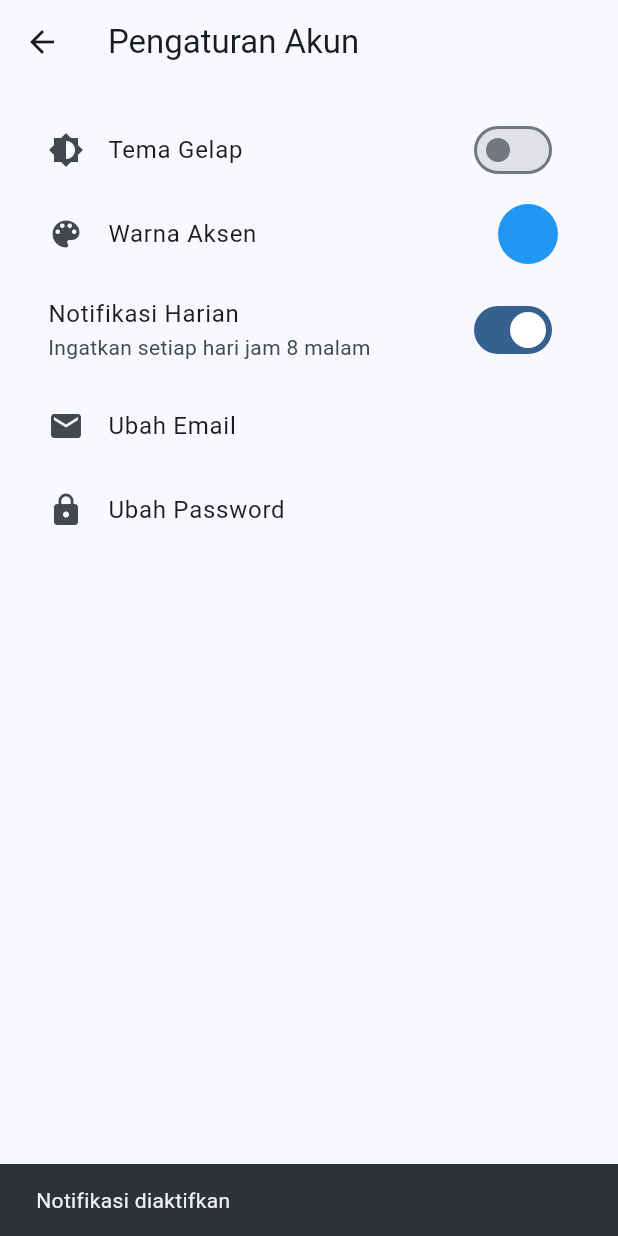
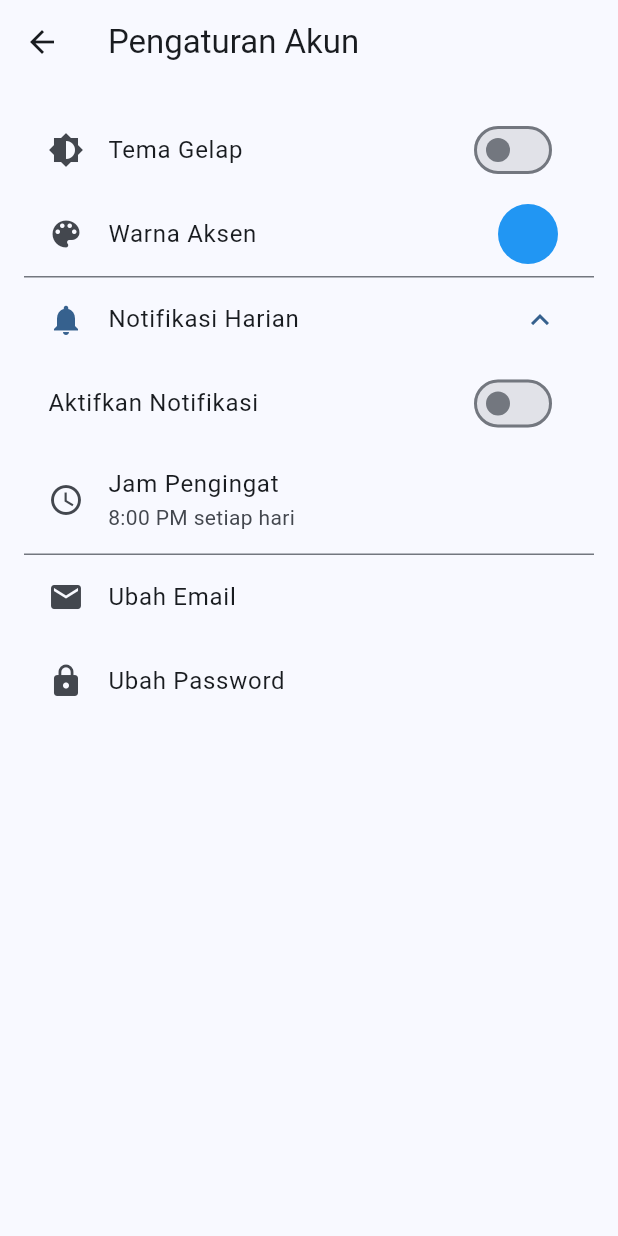
Before and after one commit to Lxtream23/tugas_uas, a Flutter app: the SettingsPage screen opened by its route, after a tap on "Notifikasi Harian", on a phone screen of 412 x 824 dp. Run offline on Flutter 3.47's test engine with Material 3 defaults, Android fonts, the phone set to English and light mode, and no system bars; our stand-ins replace flutter_colorpicker, flutter_local_notifications, image_picker, permission_handler, shared_preferences, supabase_flutter and 1 more; accounts and stored records are empty.

Commit message:
menambahkan fitur pilih jam pengingat sendiri

```diff
--- a/lib/main.dart
+++ b/lib/main.dart
@@ -22,7 +22,9 @@ void main() async {
   await NotificationService.init();
   final prefs = await SharedPreferences.getInstance();
   if (prefs.getBool('notif_harian') ?? false) {
-    await NotificationService.scheduleDailyReminder(hour: 20, minute: 0);
+    final hour = prefs.getInt('notif_hour') ?? 20;
+    final minute = prefs.getInt('notif_minute') ?? 0;
+    await NotificationService.scheduleDailyReminder(hour: hour, minute: minute);
   }
 
   runApp(MyApp());
--- a/lib/pages/settings_page.dart
+++ b/lib/pages/settings_page.dart
@@ -41,6 +41,11 @@ class _SettingsPageState extends State<SettingsPage> {
     ThemeMode.system,
   ];
 
+  TimeOfDay _waktuNotifikasi = const TimeOfDay(
+    hour: 20,
+    minute: 0,
+  ); // default jam 8 malam
+
   @override
   void initState() {
     super.initState();
@@ -48,6 +53,7 @@ class _SettingsPageState extends State<SettingsPage> {
     _loadThemeFromPrefs();
     _loadAccentColor();
     _loadNotifikasiStatus();
+    _loadWaktuNotifikasi();
   }
 
   // Mengambil data pengguna
@@ -93,6 +99,16 @@ class _SettingsPageState extends State<SettingsPage> {
     final prefs = await SharedPreferences.getInstance();
     setState(() {
       _notifAktif = prefs.getBool('notif_harian') ?? false;
+    });
+  }
+
+  Future<void> _loadWaktuNotifikasi() async {
+    final prefs = await SharedPreferences.getInstance();
+    final hour = prefs.getInt('notif_hour') ?? 20;
+    final minute = prefs.getInt('notif_minute') ?? 0;
+
+    setState(() {
+      _waktuNotifikasi = TimeOfDay(hour: hour, minute: minute);
     });
   }
 
@@ -152,35 +168,72 @@ class _SettingsPageState extends State<SettingsPage> {
                   );
                 },
               ),
+              ExpansionTile(
+                leading: const Icon(Icons.notifications),
+                title: const Text('Notifikasi Harian'),
+                children: [
                   SwitchListTile(
-                title: const Text('Notifikasi Harian'),
-                subtitle: const Text('Ingatkan setiap hari jam 8 malam'),
+                    title: const Text('Aktifkan Notifikasi'),
                     value: _notifAktif,
                     onChanged: (value) async {
                       final prefs = await SharedPreferences.getInstance();
                       setState(() => _notifAktif = value);
-                  prefs.setBool('notif_harian', value);
+                      await prefs.setBool('notif_harian', value);
 
                       if (value) {
-                    try {
                         await NotificationService.scheduleDailyReminder(
-                        hour: 20,
-                        minute: 0,
+                          hour: _waktuNotifikasi.hour,
+                          minute: _waktuNotifikasi.minute,
                         );
                         ScaffoldMessenger.of(context).showSnackBar(
-                        const SnackBar(content: Text('Notifikasi diaktifkan')),
+                          const SnackBar(
+                            content: Text('Notifikasi diaktifkan'),
+                          ),
                         );
-                    } catch (e) {
-                      print('❌ Gagal menjadwalkan notifikasi: $e');
-                    }
                       } else {
-                    // ⚠️ Tidak memanggil cancelAll(), cukup tidak menjadwalkan lagi
                         ScaffoldMessenger.of(context).showSnackBar(
-                      const SnackBar(content: Text('Notifikasi dinonaktifkan')),
+                          const SnackBar(content: Text('Notifikasi dimatikan')),
                         );
                       }
                     },
                   ),
+                  ListTile(
+                    leading: const Icon(Icons.access_time),
+                    title: const Text('Jam Pengingat'),
+                    subtitle: Text(
+                      '${_waktuNotifikasi.format(context)} setiap hari',
+                    ),
+                    onTap: () async {
+                      final picked = await showTimePicker(
+                        context: context,
+                        initialTime: _waktuNotifikasi,
+                      );
+
+                      if (picked != null) {
+                        final prefs = await SharedPreferences.getInstance();
+                        setState(() => _waktuNotifikasi = picked);
+                        await prefs.setInt('notif_hour', picked.hour);
+                        await prefs.setInt('notif_minute', picked.minute);
+
+                        if (_notifAktif) {
+                          await NotificationService.scheduleDailyReminder(
+                            hour: picked.hour,
+                            minute: picked.minute,
+                          );
+                          ScaffoldMessenger.of(context).showSnackBar(
+                            SnackBar(
+                              content: Text(
+                                'Notifikasi dijadwalkan ulang ke ${picked.format(context)}',
+                              ),
+                            ),
+                          );
+                        }
+                      }
+                    },
+                  ),
+                ],
+              ),
+
               ListTile(
                 leading: Icon(Icons.email),
                 title: Text('Ubah Email'),
```
Lines whose indentation alone changed are shown as unchanged.
